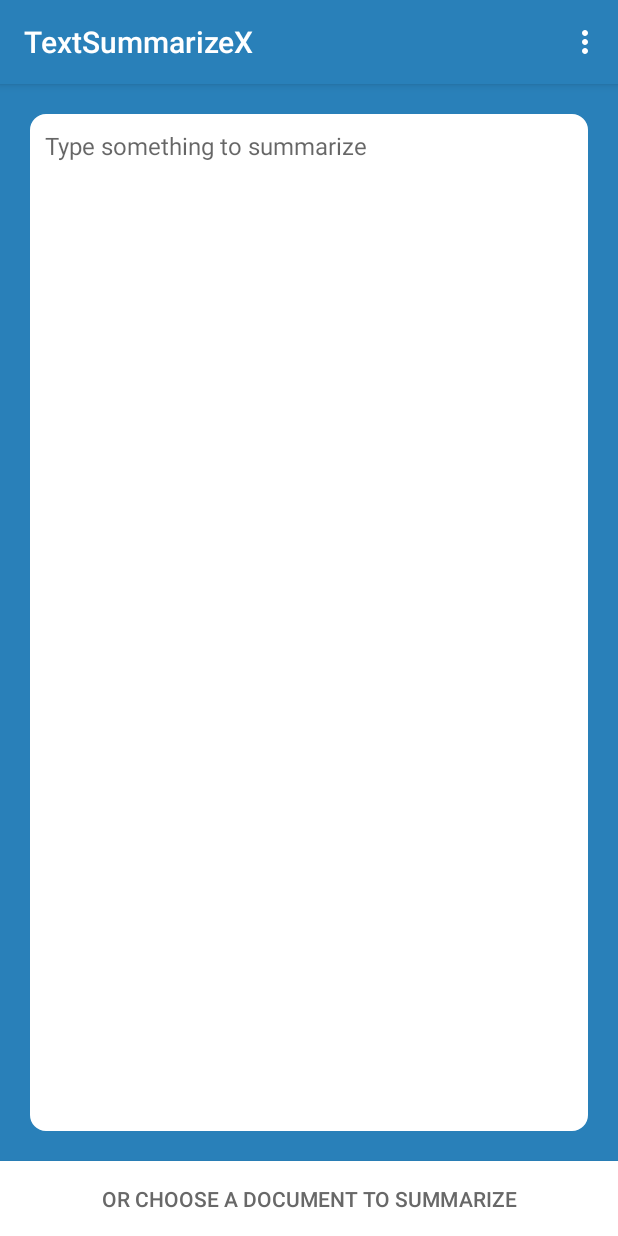
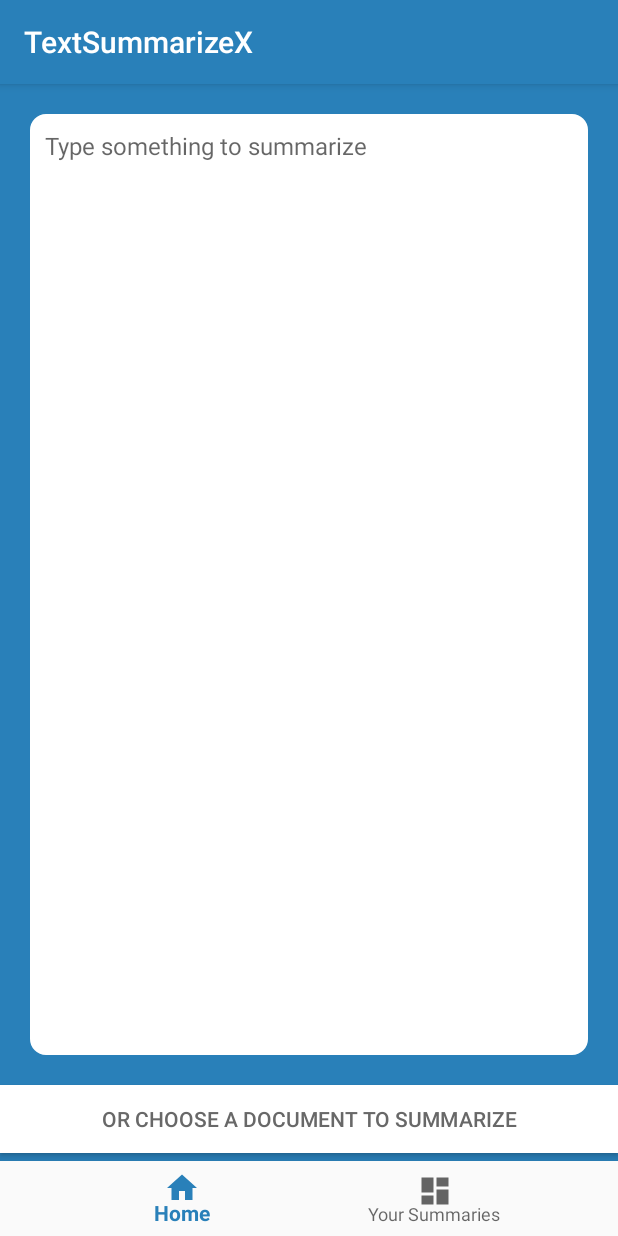
Before and after one commit to Asutosh11/TextSummarizeX, an Android app: the screen it shows after launch (MainActivity), on a phone screen of 412 x 824 dp. Run offline under Robolectric (Android 15) with nearby library versions, the phone set to English and light mode, and no system bars.

Commit message:
Android App : Add pager

```diff
--- a/app/build.gradle
+++ b/app/build.gradle
@@ -42,6 +42,8 @@
         exclude 'META-INF/spring.schemas'
         exclude 'META-INF/cxf/bus-extensions.txt'
     }
+// To inline the bytecode built with JVM target 1.8 into
+// bytecode that is being built with JVM target 1.6. (e.g. navArgs)
 }
 
 dependencies {
@@ -52,6 +54,10 @@
     implementation 'androidx.constraintlayout:constraintlayout:1.1.3'
     implementation 'androidx.navigation:navigation-fragment-ktx:2.3.0'
     implementation 'androidx.navigation:navigation-ui-ktx:2.3.0'
+    implementation 'androidx.lifecycle:lifecycle-extensions:2.2.0'
+    implementation 'androidx.vectordrawable:vectordrawable:1.1.0'
+    implementation 'androidx.navigation:navigation-fragment:2.3.0'
+    implementation 'androidx.navigation:navigation-ui:2.3.0'
     testImplementation 'junit:junit:4.13'
     androidTestImplementation 'androidx.test.ext:junit:1.1.1'
     androidTestImplementation 'androidx.test.espresso:espresso-core:3.2.0'
--- a/app/src/main/java/com/thoughtleaf/textsummarizex/MainActivity.kt
+++ /dev/null
@@ -1,83 +0,0 @@
-package com.thoughtleaf.textsummarizex
-
-import android.app.Activity
-import android.content.Intent
-import android.os.Build
-import android.os.Bundle
-import android.util.Log
-import androidx.appcompat.app.AppCompatActivity
-import android.view.Menu
-import android.view.MenuItem
-import android.view.View
-
-import kotlinx.android.synthetic.main.activity_main.*
-
-class MainActivity : AppCompatActivity() {
-
-    val OPEN_REQUEST_CODE = 122
-
-    override fun onCreate(savedInstanceState: Bundle?) {
-        super.onCreate(savedInstanceState)
-        setContentView(R.layout.activity_main)
-        setSupportActionBar(toolbar)
-
-        button.setOnClickListener { view ->
-            chooseFile(view)
-        }
-
-    }
-
-    override fun onCreateOptionsMenu(menu: Menu): Boolean {
-        // Inflate the menu; this adds items to the action bar if it is present.
-        menuInflater.inflate(R.menu.menu_main, menu)
-        return true
-    }
-
-    override fun onOptionsItemSelected(item: MenuItem): Boolean {
-        // Handle action bar item clicks here. The action bar will
-        // automatically handle clicks on the Home/Up button, so long
-        // as you specify a parent activity in AndroidManifest.xml.
-        return when (item.itemId) {
-            R.id.action_settings -> true
-            else -> super.onOptionsItemSelected(item)
-        }
-    }
-
-    fun chooseFile(view: View) {
-
-        val mimeTypes = arrayOf(
-                "application/msword",
-                "application/vnd.openxmlformats-officedocument.wordprocessingml.document",  // .doc & .docx
-                "text/plain",
-                "application/pdf"
-        )
-
-        val intent = Intent(Intent.ACTION_GET_CONTENT)
-        intent.addCategory(Intent.CATEGORY_OPENABLE)
-
-        if (Build.VERSION.SDK_INT >= Build.VERSION_CODES.KITKAT) {
-            intent.type = if (mimeTypes.size == 1) mimeTypes[0] else "*/*"
-            if (mimeTypes.size > 0) {
-                intent.putExtra(Intent.EXTRA_MIME_TYPES, mimeTypes)
-            }
-        } else {
-            var mimeTypesStr = ""
-            for (mimeType in mimeTypes) {
-                mimeTypesStr += "$mimeType|"
-            }
-            intent.type = mimeTypesStr.substring(0, mimeTypesStr.length - 1)
-        }
-        startActivityForResult(Intent.createChooser(intent, "ChooseFile"), OPEN_REQUEST_CODE)
-    }
-
-    override fun onActivityResult(requestCode: Int, resultCode: Int, resultData: Intent?) {
-        super.onActivityResult(requestCode, resultCode, resultData)
-
-        if (resultCode == Activity.RESULT_OK && requestCode == OPEN_REQUEST_CODE) {
-            val fileUri = resultData?.data!!
-
-
-        }
-    }
-
-}
--- /dev/null
+++ b/app/src/main/java/com/thoughtleaf/textsummarizex/ui/MainActivity.kt
@@ -0,0 +1,38 @@
+package com.thoughtleaf.textsummarizex.ui
+
+import android.os.Bundle
+import android.view.View
+import androidx.appcompat.app.AppCompatActivity
+import androidx.viewpager.widget.ViewPager
+import com.google.android.material.bottomnavigation.BottomNavigationView
+import com.thoughtleaf.textsummarizex.R
+
+
+class MainActivity : AppCompatActivity() {
+
+    override fun onCreate(savedInstanceState: Bundle?) {
+        super.onCreate(savedInstanceState)
+        setContentView(R.layout.activity_main)
+        val navView: BottomNavigationView = findViewById(R.id.nav_view)
+
+        val vpPager = findViewById<View>(R.id.view_pager) as ViewPager
+        vpPager.adapter = SectionsPagerAdapter(
+            applicationContext,
+            supportFragmentManager
+        )
+        vpPager.setCurrentItem(0)
+
+        navView.setOnNavigationItemSelectedListener { item ->
+
+            if(item.getItemId() == R.id.navigation_home){
+                vpPager.setCurrentItem(0)
+            }
+            else if(item.getItemId() == R.id.navigation_dashboard){
+                vpPager.setCurrentItem(1)
+            }
+
+            true
+
+        }
+    }
+}
--- /dev/null
+++ b/app/src/main/java/com/thoughtleaf/textsummarizex/ui/SectionsPagerAdapter.kt
@@ -0,0 +1,35 @@
+package com.thoughtleaf.textsummarizex.ui
+
+import android.content.Context
+import androidx.fragment.app.Fragment
+import androidx.fragment.app.FragmentManager
+import androidx.fragment.app.FragmentPagerAdapter
+import com.thoughtleaf.textsummarizex.FirstFragment
+import com.thoughtleaf.textsummarizex.R
+import com.thoughtleaf.textsummarizex.SecondFragment
+
+private val TAB_TITLES = arrayOf(R.string.tab_text_1, R.string.tab_text_2)
+
+class SectionsPagerAdapter(private val context: Context, fm: FragmentManager) :
+    FragmentPagerAdapter(fm) {
+
+    override fun getItem(position: Int): Fragment {
+        // getItem is called to instantiate the fragment for the given page.
+        // Return a PlaceholderFragment (defined as a static inner class below).
+        if(position == 0){
+            return FirstFragment()
+        }
+        else{
+            return SecondFragment()
+        }
+    }
+
+    override fun getPageTitle(position: Int): CharSequence? {
+        return context.resources.getString(TAB_TITLES[position])
+    }
+
+    override fun getCount(): Int {
+        // Show 2 total pages.
+        return 2
+    }
+}
--- /dev/null
+++ b/app/src/main/res/drawable/ic_dashboard_black_24dp.xml
@@ -0,0 +1,9 @@
+<vector xmlns:android="http://schemas.android.com/apk/res/android"
+    android:width="24dp"
+    android:height="24dp"
+    android:viewportWidth="24.0"
+    android:viewportHeight="24.0">
+    <path
+        android:fillColor="#FF000000"
+        android:pathData="M3,13h8L11,3L3,3v10zM3,21h8v-6L3,15v6zM13,21h8L21,11h-8v10zM13,3v6h8L21,3h-8z" />
+</vector>
--- /dev/null
+++ b/app/src/main/res/drawable/ic_home_black_24dp.xml
@@ -0,0 +1,9 @@
+<vector xmlns:android="http://schemas.android.com/apk/res/android"
+    android:width="24dp"
+    android:height="24dp"
+    android:viewportWidth="24.0"
+    android:viewportHeight="24.0">
+    <path
+        android:fillColor="#FF000000"
+        android:pathData="M10,20v-6h4v6h5v-8h3L12,3 2,12h3v8z" />
+</vector>
--- a/app/src/main/res/layout/activity_main.xml
+++ b/app/src/main/res/layout/activity_main.xml
@@ -1,57 +1,35 @@
 <?xml version="1.0" encoding="utf-8"?>
-<LinearLayout
-    android:orientation="vertical"
+<androidx.constraintlayout.widget.ConstraintLayout
     xmlns:android="http://schemas.android.com/apk/res/android"
     xmlns:app="http://schemas.android.com/apk/res-auto"
-    xmlns:tools="http://schemas.android.com/tools"
+    android:id="@+id/container"
     android:layout_width="match_parent"
-    android:layout_height="match_parent"
-    tools:context=".MainActivity"
-    android:background="@color/backgroundBlue"
-    android:gravity="center_horizontal"
-    >
+    android:layout_height="match_parent">
 
-    <com.google.android.material.appbar.AppBarLayout
-        android:id="@+id/appBarLayout"
+    <androidx.viewpager.widget.ViewPager
+        android:id="@+id/view_pager"
         android:layout_width="match_parent"
-        android:layout_height="wrap_content"
-        android:theme="@style/AppTheme.AppBarOverlay"
-        app:layout_constraintEnd_toEndOf="parent"
-        app:layout_constraintStart_toStartOf="parent"
-        app:layout_constraintTop_toTopOf="parent">
+        android:layout_height="match_parent"
+        android:layout_marginBottom="50dp"
+        app:layout_behavior="@string/appbar_scrolling_view_behavior"
+        app:layout_constraintBottom_toBottomOf="parent"
+        app:layout_constraintHorizontal_bias="0.0"
+        app:layout_constraintLeft_toLeftOf="parent"
+        app:layout_constraintRight_toRightOf="parent"
+        app:layout_constraintTop_toTopOf="parent" />
 
-        <androidx.appcompat.widget.Toolbar
-            android:id="@+id/toolbar"
-            android:layout_width="match_parent"
-            android:layout_height="?attr/actionBarSize"
-            android:background="?attr/colorPrimary"
-            app:popupTheme="@style/AppTheme.PopupOverlay" />
-
-    </com.google.android.material.appbar.AppBarLayout>
-
-    <EditText
-        android:layout_weight="10"
-        android:id="@+id/editText"
-        android:layout_width="match_parent"
-        android:layout_height="0dp"
-        android:layout_margin="20dp"
-        android:background="@drawable/border_edittext"
-        android:backgroundTint="#fff"
-        android:ems="10"
-        android:gravity="top|left"
-        android:hint="Type something to summarize"
-        android:inputType="textPersonName"
-        android:padding="10dp"
-        android:scrollbars="vertical"
-        android:textSize="16sp"/>
-
-    <Button
-        android:textColor="#686868"
-        android:background="#fff"
-        android:id="@+id/button"
-        android:layout_width="match_parent"
+    <com.google.android.material.bottomnavigation.BottomNavigationView
+        android:id="@+id/nav_view"
+        android:layout_width="0dp"
         android:layout_height="50dp"
-        android:text="Or Choose a Document to Summarize" />
+        android:layout_marginStart="0dp"
+        android:layout_marginEnd="0dp"
+        android:background="?android:attr/windowBackground"
+        app:layout_constraintBottom_toBottomOf="parent"
+        app:layout_constraintLeft_toLeftOf="parent"
+        app:layout_constraintRight_toRightOf="parent"
+        app:menu="@menu/bottom_nav_menu" />
 
 
-</LinearLayout>
+
+</androidx.constraintlayout.widget.ConstraintLayout>
--- a/app/src/main/res/layout/fragment_first.xml
+++ b/app/src/main/res/layout/fragment_first.xml
@@ -1,28 +1,41 @@
 <?xml version="1.0" encoding="utf-8"?>
-<androidx.constraintlayout.widget.ConstraintLayout xmlns:android="http://schemas.android.com/apk/res/android"
-    xmlns:app="http://schemas.android.com/apk/res-auto"
-    xmlns:tools="http://schemas.android.com/tools"
+<LinearLayout
+    android:orientation="vertical"
+    xmlns:android="http://schemas.android.com/apk/res/android"
     android:layout_width="match_parent"
     android:layout_height="match_parent"
-    tools:context=".FirstFragment">
+    android:background="@color/backgroundBlue"
+    android:gravity="center_horizontal"
+    >
 
-    <TextView
-        android:id="@+id/textview_first"
-        android:layout_width="wrap_content"
-        android:layout_height="wrap_content"
-        android:text="@string/hello_first_fragment"
-        app:layout_constraintBottom_toTopOf="@id/button_first"
-        app:layout_constraintEnd_toEndOf="parent"
-        app:layout_constraintStart_toStartOf="parent"
-        app:layout_constraintTop_toTopOf="parent" />
+    <EditText
+        android:layout_weight="10"
+        android:id="@+id/editText"
+        android:layout_width="match_parent"
+        android:layout_height="0dp"
+        android:layout_margin="20dp"
+        android:background="@drawable/border_edittext"
+        android:backgroundTint="#fff"
+        android:ems="10"
+        android:gravity="top|left"
+        android:hint="Type something to summarize"
+        android:inputType="textPersonName"
+        android:padding="10dp"
+        android:scrollbars="vertical"
+        android:textSize="16sp"/>
 
     <Button
-        android:id="@+id/button_first"
-        android:layout_width="wrap_content"
-        android:layout_height="wrap_content"
-        android:text="@string/next"
-        app:layout_constraintBottom_toBottomOf="parent"
-        app:layout_constraintEnd_toEndOf="parent"
-        app:layout_constraintStart_toStartOf="parent"
-        app:layout_constraintTop_toBottomOf="@id/textview_first" />
-</androidx.constraintlayout.widget.ConstraintLayout>
+        android:textColor="#686868"
+        android:background="#fff"
+        android:id="@+id/button"
+        android:layout_width="match_parent"
+        android:layout_height="45dp"
+        android:text="Or Choose a Document to Summarize" />
+
+    <View
+        android:background="@color/backgroundBlue"
+        android:layout_width="match_parent"
+        android:layout_height="5dp"
+        ></View>
+
+</LinearLayout>
--- /dev/null
+++ b/app/src/main/res/menu/bottom_nav_menu.xml
@@ -0,0 +1,14 @@
+<?xml version="1.0" encoding="utf-8"?>
+<menu xmlns:android="http://schemas.android.com/apk/res/android">
+
+    <item
+        android:id="@+id/navigation_home"
+        android:icon="@drawable/ic_home_black_24dp"
+        android:title="@string/title_home" />
+
+    <item
+        android:id="@+id/navigation_dashboard"
+        android:icon="@drawable/ic_dashboard_black_24dp"
+        android:title="Your Summaries" />
+
+</menu>
--- a/app/src/main/res/menu/menu_main.xml
+++ b/app/src/main/res/menu/menu_main.xml
@@ -1,7 +1,7 @@
 <menu xmlns:android="http://schemas.android.com/apk/res/android"
     xmlns:app="http://schemas.android.com/apk/res-auto"
     xmlns:tools="http://schemas.android.com/tools"
-    tools:context="com.thoughtleaf.textsummarizex.MainActivity">
+    tools:context="com.thoughtleaf.textsummarizex.DummyActivity">
     <item
         android:id="@+id/action_settings"
         android:orderInCategory="100"
--- /dev/null
+++ b/app/src/main/res/values-w820dp/dimens.xml
@@ -0,0 +1,6 @@
+<resources>
+    <!-- Example customization of dimensions originally defined in res/values/dimens.xml
+         (such as screen margins) for screens with more than 820dp of available width. This
+         would include 7" and 10" devices in landscape (~960dp and ~1280dp respectively). -->
+    <dimen name="activity_horizontal_margin">64dp</dimen>
+</resources>
--- a/app/src/main/res/values/dimens.xml
+++ b/app/src/main/res/values/dimens.xml
@@ -1,3 +1,8 @@
 <resources>
     <dimen name="fab_margin">16dp</dimen>
+    <!-- Default screen margins, per the Android Design guidelines. -->
+    <dimen name="activity_horizontal_margin">16dp</dimen>
+    <dimen name="activity_vertical_margin">16dp</dimen>
+    <dimen name="appbar_padding">16dp</dimen>
+    <dimen name="appbar_padding_top">8dp</dimen>
 </resources>
--- a/app/src/main/res/values/strings.xml
+++ b/app/src/main/res/values/strings.xml
@@ -9,4 +9,10 @@
 
     <string name="hello_first_fragment">Hello first fragment</string>
     <string name="hello_second_fragment">Hello second fragment. Arg: %1$s</string>
+    <string name="title_activity_main">MainActivity</string>
+    <string name="tab_text_1">Tab 1</string>
+    <string name="tab_text_2">Tab 2</string>
+    <string name="title_home">Home</string>
+    <string name="title_dashboard">Dashboard</string>
+    <string name="title_notifications">Notifications</string>
 </resources>
```
Also changed, not shown: app/src/main/AndroidManifest.xml (+5 -7 lines), app/src/main/java/com/thoughtleaf/textsummarizex/FirstFragment.kt (+44 -9 lines), app/src/main/res/drawable/ic_notifications_black_24dp.xml (added, +9 -0 lines), app/src/main/res/navigation/mobile_navigation.xml (added, +25 -0 lines).
